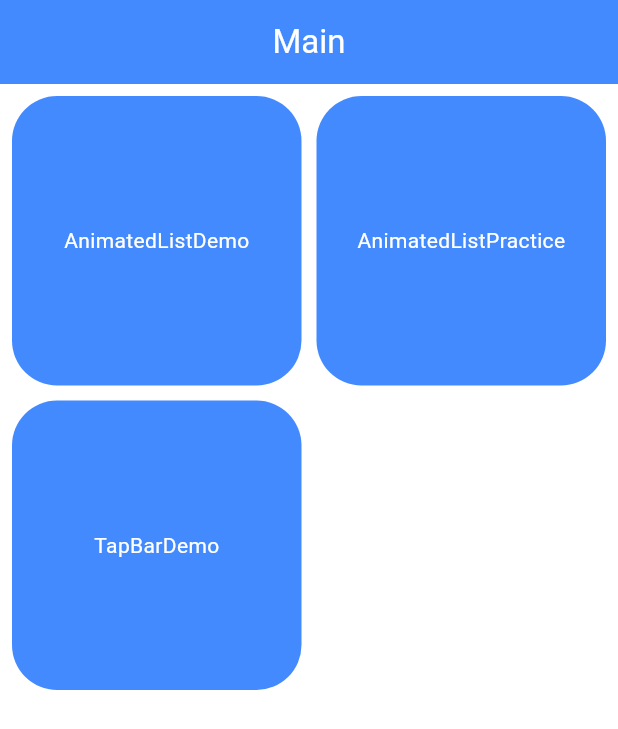
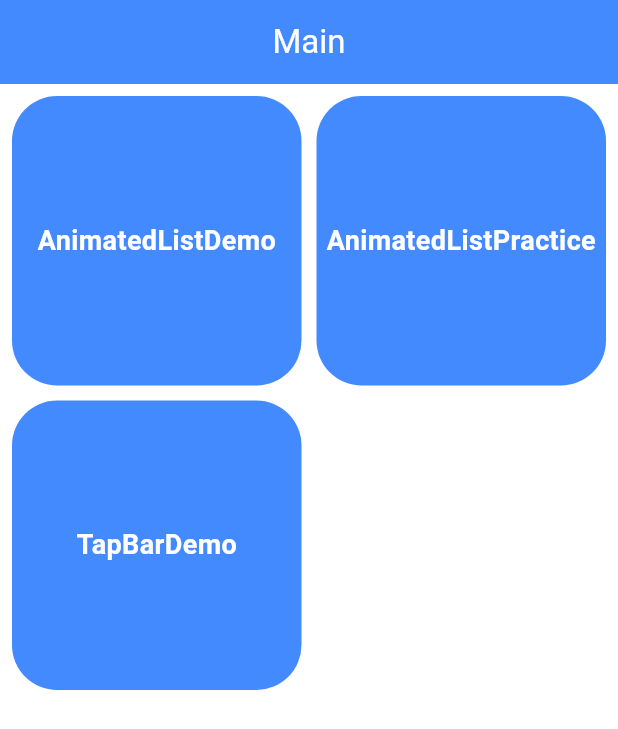
Before and after one commit to nahyunuk/flutter_organize_widget, a Flutter app: the screen it shows after launch, on a phone screen of 412 x 824 dp. Shown: the top 729 px of the screen. Run offline on Flutter 3.47's test engine with Material 3 defaults, Android fonts, the phone set to English and light mode, and no system bars.

Commit message:
change text style

```diff
--- a/lib/home_page.dart
+++ b/lib/home_page.dart
@@ -32,7 +32,7 @@ class _HomePageState extends State<HomePage> {
           child: Center(
             child: Text(
               title,
-              style: TextStyle(color: Colors.white),
+              style: TextStyle(color: Colors.white,fontSize: 18,fontWeight: FontWeight.w600),
             ),
           ),
         ),
```
